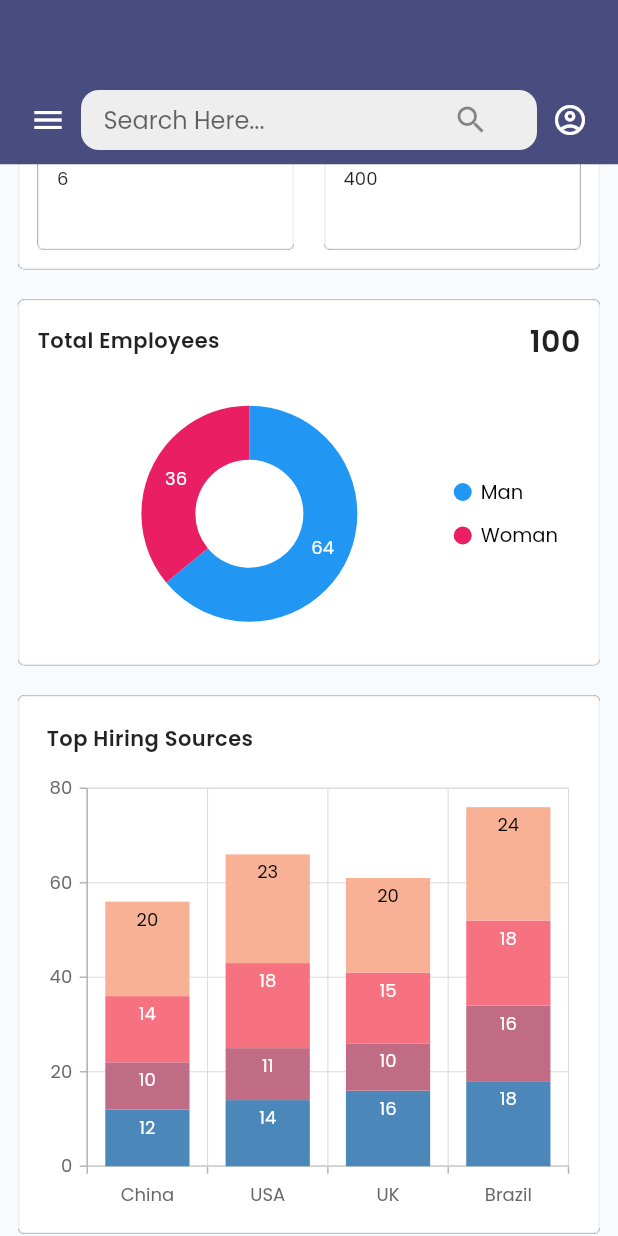
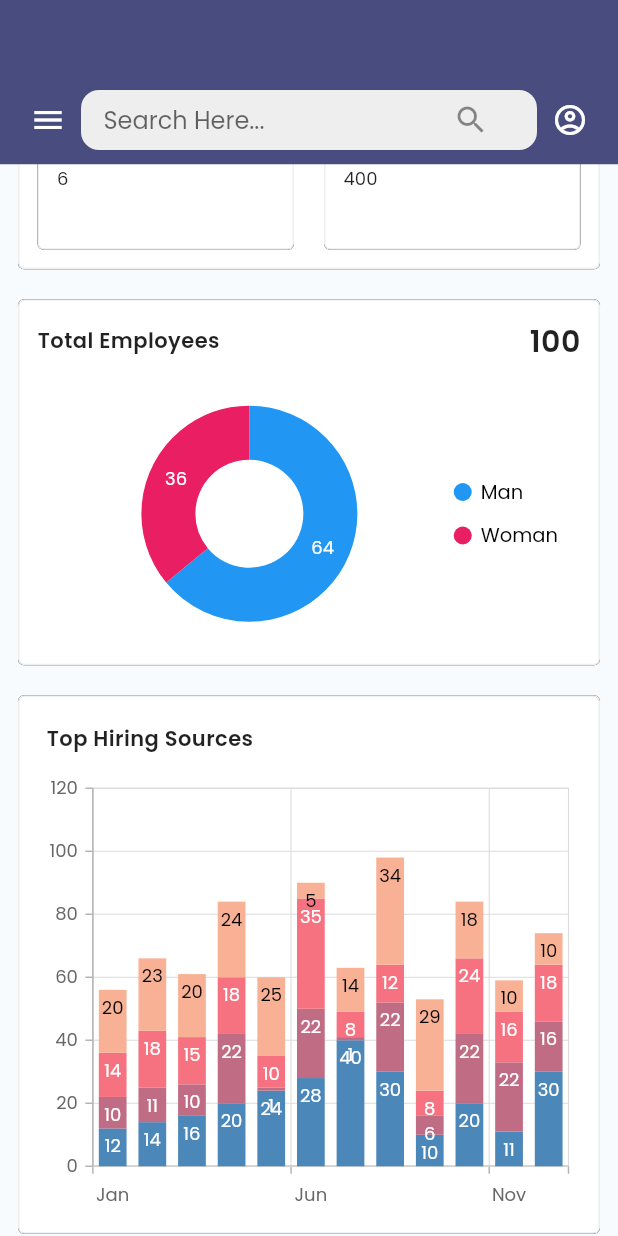
Before and after one commit to monikkacha/flutter-eas-basic-project, a Flutter app: the screen it shows after launch, scrolled down 576 dp, on a phone screen of 412 x 824 dp. Run offline on Flutter 3.47's test engine with Material 2 defaults, Android fonts, the phone set to English and light mode, and no system bars; our stand-ins replace google_fonts, syncfusion_flutter_charts; missing offline and left inert: avatar_stack, my_popup_menu.

Commit message:
snapshot added

```diff
--- a/lib/ui/home/screen/home_page.dart
+++ b/lib/ui/home/screen/home_page.dart
@@ -149,11 +149,19 @@ class _HomePageState extends State<HomePage> {
         avatarUrl: AppString.dummyImgUrl6),
   ];
 
-  final List<StackedColumnModel> stackedColumModel = [
-    StackedColumnModel('China', "12", "10", "14", "20"),
-    StackedColumnModel('USA', "14", "11", "18", "23"),
-    StackedColumnModel('UK', "16", "10", "15", "20"),
-    StackedColumnModel('Brazil', "18", "16", "18", "24")
+  final List<StackedColumnModel> stackedColumnModel = [
+    StackedColumnModel('Jan', "12", "10", "14", "20"),
+    StackedColumnModel('Feb', "14", "11", "18", "23"),
+    StackedColumnModel('Mar', "16", "10", "15", "20"),
+    StackedColumnModel('Apr', "20", "22", "18", "24"),
+    StackedColumnModel('May', "24", "1", "10", "25"),
+    StackedColumnModel('Jun', "28", "22", "35", "5"),
+    StackedColumnModel('Jul', "40", "1", "8", "14"),
+    StackedColumnModel('Aug', "30", "22", "12", "34"),
+    StackedColumnModel('Sep', "10", "6", "8", "29"),
+    StackedColumnModel('Oct', "20", "22", "24", "18"),
+    StackedColumnModel('Nov', "11", "22", "16", "10"),
+    StackedColumnModel('Dec', "30", "16", "18", "10"),
   ];
 
   final List<EmployeeAvailabilityModel> employeeAvailabilityData = [
@@ -272,10 +280,21 @@ class _HomePageState extends State<HomePage> {
               physics: ScrollPhysics(),
               itemCount: notificationData.length + 1,
               itemBuilder: (_, index) => index == notificationData.length
-                  ? TextButton(onPressed: () {}, child: Text("SEE ALL"))
+                  ? TextButton(
+                      onPressed: () {},
+                      child: Text(
+                        "MORE",
+                        style: TextStyle(fontWeight: FontWeight.bold),
+                      ))
                   : ListTile(
-                      title: Text(notificationData[index].notification),
-                      subtitle: Text(notificationData[index].ago),
+                      title: Text(
+                        notificationData[index].notification,
+                        style: TextStyle(
+                            fontSize: AppFontSize.value10,
+                            color: AppColor.eastBay),
+                      ),
+                      subtitle: Text(notificationData[index].ago,
+                          style: TextStyle(fontSize: AppFontSize.value8)),
                     ),
               separatorBuilder: (context, index) {
                 return Divider();
@@ -449,25 +468,25 @@ class _HomePageState extends State<HomePage> {
             SfCartesianChart(primaryXAxis: CategoryAxis(), series: <
                 ChartSeries>[
               StackedColumnSeries<StackedColumnModel, String>(
-                  dataSource: stackedColumModel,
+                  dataSource: stackedColumnModel,
                   xValueMapper: (StackedColumnModel data, _) => data.x,
                   yValueMapper: (StackedColumnModel data, _) =>
                       int.parse(data.y1),
                   dataLabelSettings: const DataLabelSettings(isVisible: true)),
               StackedColumnSeries<StackedColumnModel, String>(
-                  dataSource: stackedColumModel,
+                  dataSource: stackedColumnModel,
                   xValueMapper: (StackedColumnModel data, _) => data.x,
                   yValueMapper: (StackedColumnModel data, _) =>
                       int.parse(data.y2),
                   dataLabelSettings: const DataLabelSettings(isVisible: true)),
               StackedColumnSeries<StackedColumnModel, String>(
-                  dataSource: stackedColumModel,
+                  dataSource: stackedColumnModel,
                   xValueMapper: (StackedColumnModel data, _) => data.x,
                   yValueMapper: (StackedColumnModel data, _) =>
                       int.parse(data.y3),
                   dataLabelSettings: const DataLabelSettings(isVisible: true)),
               StackedColumnSeries<StackedColumnModel, String>(
-                  dataSource: stackedColumModel,
+                  dataSource: stackedColumnModel,
                   xValueMapper: (StackedColumnModel data, _) => data.x,
                   yValueMapper: (StackedColumnModel data, _) =>
                       int.parse(data.y4),
```
Also changed, not shown: blob/Screenshot 2022-06-11 at 9.13.42 AM.png (added), blob/Screenshot 2022-06-11 at 9.15.08 AM.png (added), blob/Screenshot 2022-06-11 at 9.15.33 AM.png (added), blob/Simulator Screen Shot - iPhone 13 - 2022-06-11 at 09.20.41.png (added), blob/Simulator Screen Shot - iPhone 13 - 2022-06-11 at 09.20.50.png (added), blob/Simulator Screen Shot - iPhone 13 - 2022-06-11 at 09.20.56.png (added), blob/Simulator Screen Shot - iPhone 13 - 2022-06-11 at 09.21.05.png (added), blob/Simulator Screen Shot - iPhone 13 - 2022-06-11 at 09.21.18.png (added).
